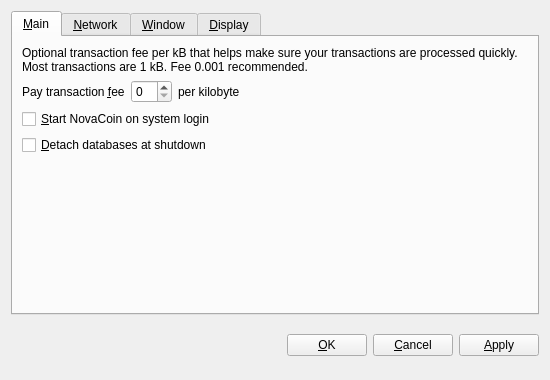
Qt form src/qt/forms/optionsdialog.ui (xpjp/XPCoin) before a commit.
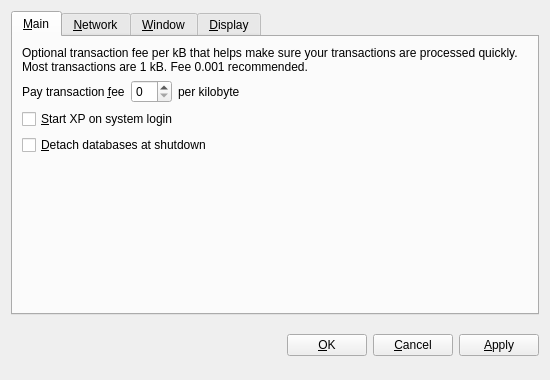
The same form after that commit. The open tabs and pages were chosen to show the change. Custom widgets are drawn as their Qt base class.

Patch:
```diff
--- a/src/qt/forms/optionsdialog.ui
+++ b/src/qt/forms/optionsdialog.ui
@@ -86,7 +86,7 @@
           <string>Automatically start NovaCoin after logging in to the system.</string>
          </property>
          <property name="text">
-          <string>&amp;Start NovaCoin on system login</string>
+          <string>&amp;Start XP on system login</string>
          </property>
         </widget>
        </item>
```
Left out of the diff: 8 changed lines with no effect on the pictures.
